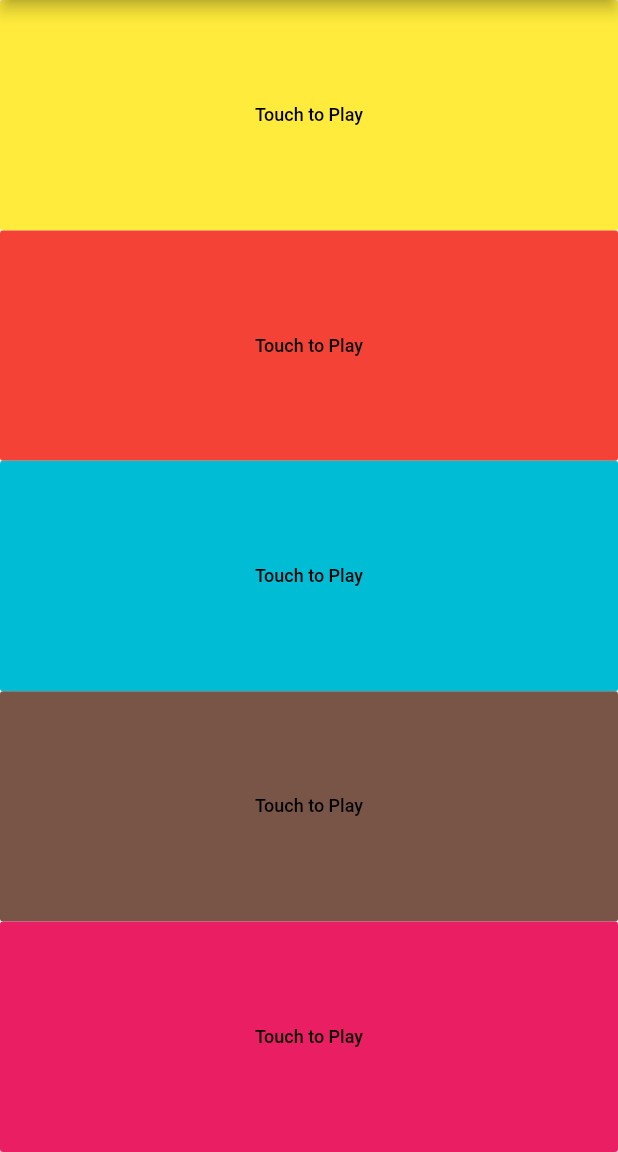
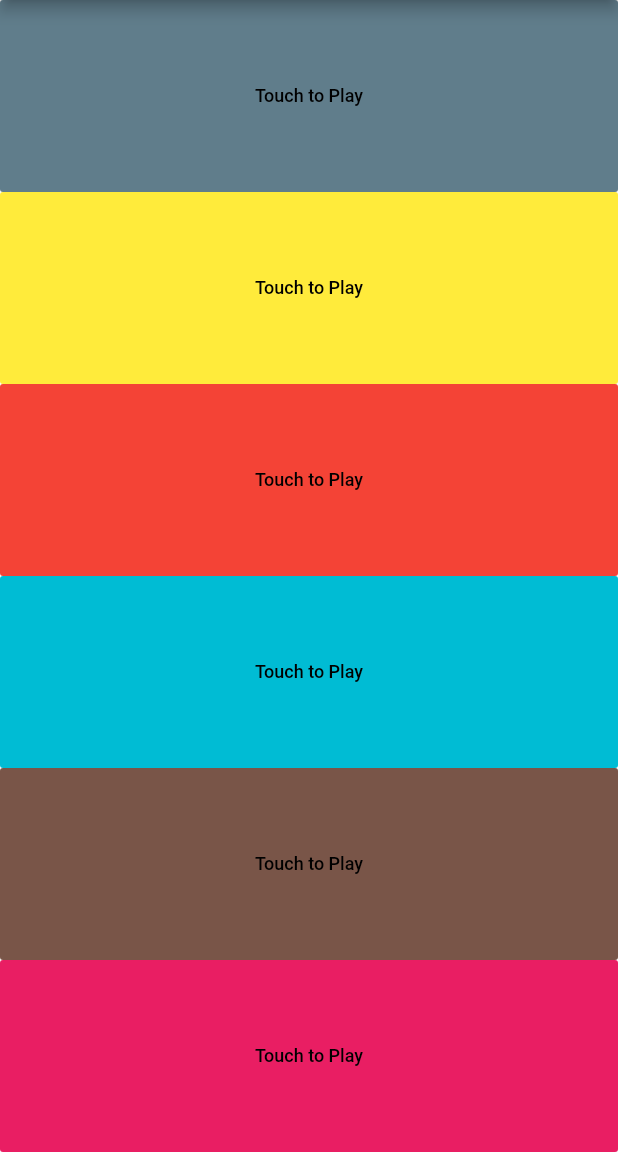
Before and after one commit to johnnylyimo/Flutter_Piano, a Flutter app: the screen it shows after launch, on a phone screen of 412 x 824 dp, the part 84-1236 px from its top. Run offline on Flutter 3.47's test engine with Material 2 defaults, Android fonts, the phone set to English and light mode, and no system bars; our stand-ins replace audioplayers.

Commit message:
Added Column children playKey function 6

```diff
--- a/lib/screens/piano_playground.dart
+++ b/lib/screens/piano_playground.dart
@@ -40,6 +40,10 @@ class PianoPlayGround extends StatelessWidget {
         crossAxisAlignment: CrossAxisAlignment.stretch,
         children: <Widget>[
           playKey(
+            colorName: Colors.blueGrey,
+            num: 6,
+          ),
+          playKey(
             colorName: Colors.yellow,
             num: 5,
           ),
```
